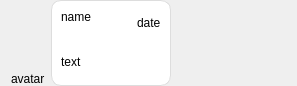
First picture: the form in messagewidget.ui, repository Augmeneco/AugBK-Messenger, before the edit.
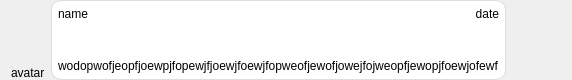
Second picture: the form after the edit.

Diff of the .ui file:
```diff
--- a/messagewidget.ui
+++ b/messagewidget.ui
@@ -6,8 +6,8 @@
    <rect>
     <x>0</x>
     <y>0</y>
-    <width>297</width>
-    <height>86</height>
+    <width>572</width>
+    <height>80</height>
    </rect>
   </property>
   <property name="windowTitle">
@@ -22,24 +22,14 @@
    </property>
    <item>
     <layout class="QVBoxLayout" name="verticalLayout_2">
-     <item>
-      <spacer name="verticalSpacer">
-       <property name="orientation">
-        <enum>Qt::Vertical</enum>
-       </property>
-       <property name="sizeHint" stdset="0">
-        <size>
-         <width>20</width>
-         <height>40</height>
-        </size>
-       </property>
-      </spacer>
-     </item>
      <item>
       <widget class="QLabel" name="avatar">
        <property name="text">
         <string>avatar</string>
        </property>
+       <property name="alignment">
+        <set>Qt::AlignBottom|Qt::AlignLeading|Qt::AlignLeft</set>
+       </property>
       </widget>
      </item>
     </layout>
@@ -61,6 +51,18 @@
       <enum>QFrame::Raised</enum>
      </property>
      <layout class="QVBoxLayout" name="verticalLayout" stretch="0,0,0,1">
+      <property name="leftMargin">
+       <number>6</number>
+      </property>
+      <property name="topMargin">
+       <number>6</number>
+      </property>
+      <property name="rightMargin">
+       <number>6</number>
+      </property>
+      <property name="bottomMargin">
+       <number>6</number>
+      </property>
       <item>
        <layout class="QHBoxLayout" name="horizontalLayout_3">
         <item>
@@ -76,26 +78,13 @@
           </property>
          </widget>
         </item>
-        <item>
-         <spacer name="horizontalSpacer_2">
-          <property name="orientation">
-           <enum>Qt::Horizontal</enum>
-          </property>
-          <property name="sizeHint" stdset="0">
-           <size>
-            <width>40</width>
-            <height>20</height>
-           </size>
-          </property>
-         </spacer>
-        </item>
         <item>
          <widget class="QLabel" name="date">
           <property name="text">
            <string>date</string>
           </property>
           <property name="alignment">
-           <set>Qt::AlignBottom|Qt::AlignLeading|Qt::AlignLeft</set>
+           <set>Qt::AlignBottom|Qt::AlignRight|Qt::AlignTrailing</set>
           </property>
           <property name="wordWrap">
            <bool>false</bool>
@@ -158,19 +147,22 @@
       </item>
       <item>
        <layout class="QHBoxLayout" name="textLayout">
+        <property name="spacing">
+         <number>6</number>
+        </property>
         <item>
          <widget class="QLabel" name="text">
           <property name="styleSheet">
            <string notr="true"/>
           </property>
           <property name="text">
-           <string>text</string>
+           <string>wodopwofjeopfjoewpjfopewjfjoewjfoewjfopweofjewofjowejfojweopfjewopjfoewjofewf</string>
           </property>
           <property name="scaledContents">
            <bool>false</bool>
           </property>
           <property name="alignment">
-           <set>Qt::AlignLeading|Qt::AlignLeft|Qt::AlignVCenter</set>
+           <set>Qt::AlignBottom|Qt::AlignLeading|Qt::AlignLeft</set>
           </property>
           <property name="wordWrap">
            <bool>true</bool>
```
